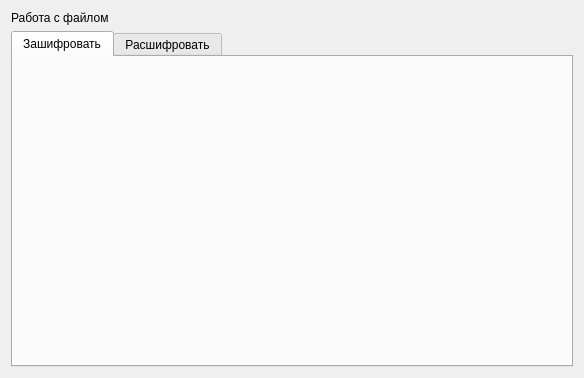
TuzkoZ/CryptoDome, file CryptoDome/filemodepanel.ui: the form before one commit.
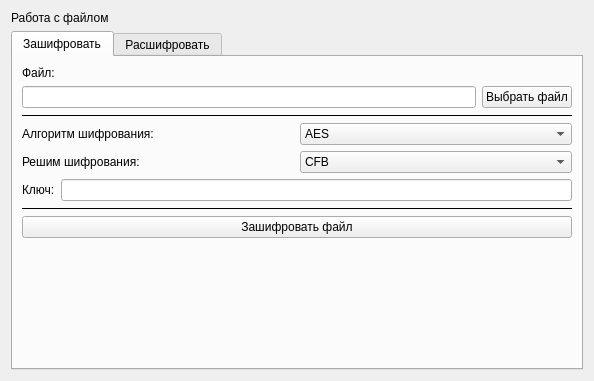
The form after the commit.

```diff
--- a/CryptoDome/filemodepanel.ui
+++ b/CryptoDome/filemodepanel.ui
@@ -6,8 +6,8 @@
    <rect>
     <x>0</x>
     <y>0</y>
-    <width>584</width>
-    <height>378</height>
+    <width>594</width>
+    <height>381</height>
    </rect>
   </property>
   <property name="windowTitle">
@@ -30,6 +30,127 @@
       <attribute name="title">
        <string>Зашифровать</string>
       </attribute>
+      <layout class="QVBoxLayout" name="verticalLayout_2">
+       <item>
+        <layout class="QGridLayout" name="gridLayout">
+         <item row="0" column="0" colspan="2">
+          <widget class="QLabel" name="label_2">
+           <property name="text">
+            <string>Файл:</string>
+           </property>
+          </widget>
+         </item>
+         <item row="2" column="0" colspan="2">
+          <widget class="Line" name="line">
+           <property name="frameShadow">
+            <enum>QFrame::Plain</enum>
+           </property>
+           <property name="orientation">
+            <enum>Qt::Horizontal</enum>
+           </property>
+          </widget>
+         </item>
+         <item row="1" column="1">
+          <widget class="QPushButton" name="btnBrowseFile">
+           <property name="text">
+            <string>Выбрать файл</string>
+           </property>
+          </widget>
+         </item>
+         <item row="3" column="0" colspan="2">
+          <layout class="QHBoxLayout" name="horizontalLayout">
+           <item>
+            <widget class="QLabel" name="label_3">
+             <property name="text">
+              <string>Алгоритм шифрования:</string>
+             </property>
+            </widget>
+           </item>
+           <item>
+            <widget class="QComboBox" name="comboBox">
+             <item>
+              <property name="text">
+               <string>AES</string>
+              </property>
+             </item>
+            </widget>
+           </item>
+          </layout>
+         </item>
+         <item row="5" column="0" colspan="2">
+          <layout class="QHBoxLayout" name="horizontalLayout_3">
+           <item>
+            <widget class="QLabel" name="label_5">
+             <property name="text">
+              <string>Ключ:</string>
+             </property>
+            </widget>
+           </item>
+           <item>
+            <widget class="QLineEdit" name="leKey">
+             <property name="maxLength">
+              <number>16</number>
+             </property>
+            </widget>
+           </item>
+          </layout>
+         </item>
+         <item row="8" column="0">
+          <spacer name="verticalSpacer">
+           <property name="orientation">
+            <enum>Qt::Vertical</enum>
+           </property>
+           <property name="sizeHint" stdset="0">
+            <size>
+             <width>20</width>
+             <height>40</height>
+            </size>
+           </property>
+          </spacer>
+         </item>
+         <item row="4" column="0" colspan="2">
+          <layout class="QHBoxLayout" name="horizontalLayout_2">
+           <item>
+            <widget class="QLabel" name="label_4">
+             <property name="text">
+              <string>Решим шифрования:</string>
+             </property>
+            </widget>
+           </item>
+           <item>
+            <widget class="QComboBox" name="comboBox_2">
+             <item>
+              <property name="text">
+               <string>CFB</string>
+              </property>
+             </item>
+            </widget>
+           </item>
+          </layout>
+         </item>
+         <item row="1" column="0">
+          <widget class="QLineEdit" name="leFilePath"/>
+         </item>
+         <item row="6" column="0" colspan="2">
+          <widget class="Line" name="line_2">
+           <property name="frameShadow">
+            <enum>QFrame::Plain</enum>
+           </property>
+           <property name="orientation">
+            <enum>Qt::Horizontal</enum>
+           </property>
+          </widget>
+         </item>
+         <item row="7" column="0" colspan="2">
+          <widget class="QPushButton" name="btnEncryptFile">
+           <property name="text">
+            <string>Зашифровать файл</string>
+           </property>
+          </widget>
+         </item>
+        </layout>
+       </item>
+      </layout>
      </widget>
      <widget class="QWidget" name="tab_2">
       <attribute name="title">
```
Left out of the diff: 121 changed lines with no effect on the pictures.
